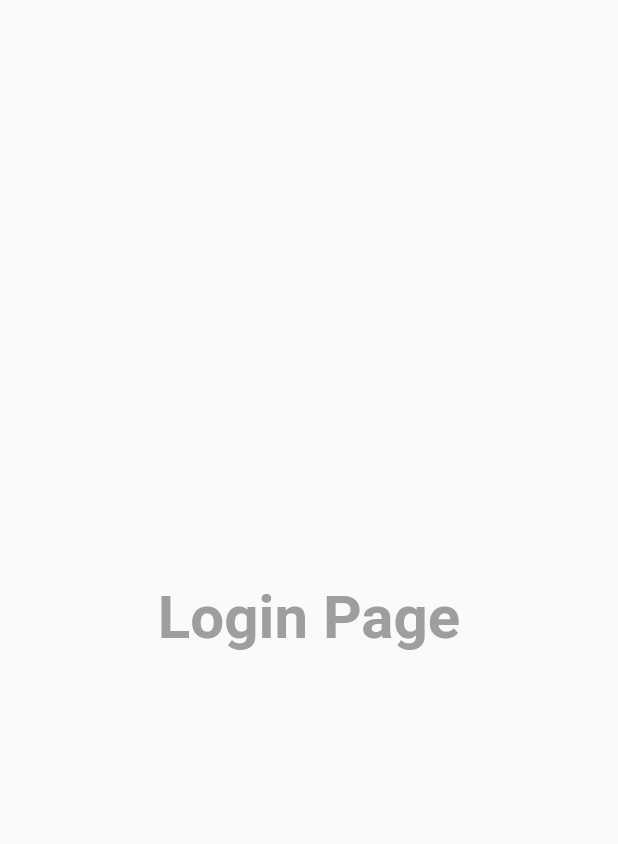
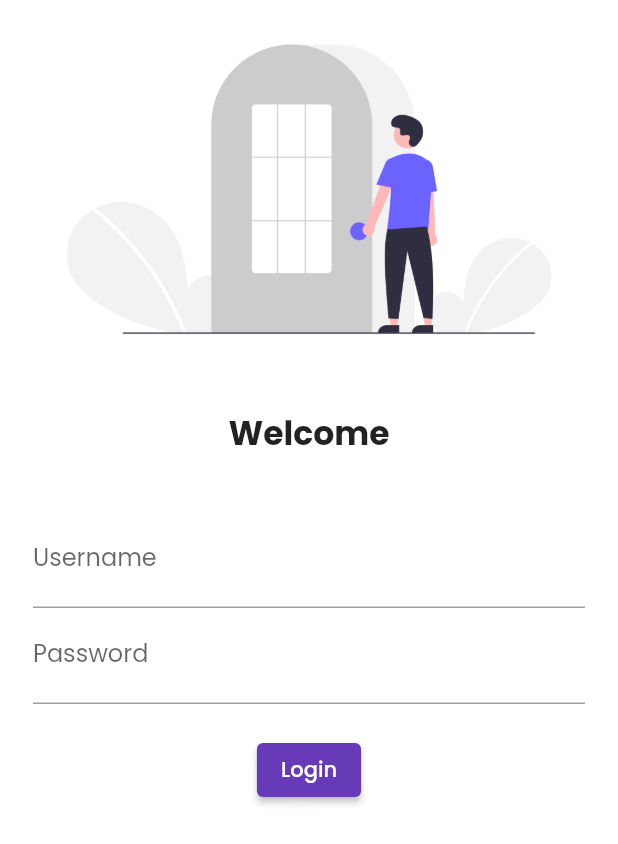
Before and after one commit to nirajanbasnet453/30daysOfFlutterPractise, a Flutter app: the screen it shows after launch, on a phone screen of 412 x 824 dp. Shown: the top 844 px of the screen. Run offline on Flutter 3.47's test engine with Material 2 defaults, Android fonts, the phone set to English and light mode, and no system bars; our stand-ins replace google_fonts.

Commit message:
Day 4 completed

```diff
--- a/lib/main.dart
+++ b/lib/main.dart
@@ -1,6 +1,8 @@
 import 'package:flutter/material.dart';
 import 'package:flutter_catalog/pages/home_page.dart';
 import 'package:flutter_catalog/pages/login_page.dart';
+import 'package:google_fonts/google_fonts.dart';
+import 'package:google_fonts/google_fonts.dart';
 
 void main() {
   runApp(MyApp());
@@ -12,15 +14,19 @@ class MyApp extends StatelessWidget {
     return MaterialApp(
       // home: HomePage(),
       themeMode: ThemeMode.light,
-      theme: ThemeData(primarySwatch: Colors.deepPurple),
+      theme: ThemeData(
+        primarySwatch: Colors.deepPurple,
+        fontFamily: GoogleFonts.poppins().fontFamily,
+        // primaryTextTheme: GoogleFonts.poppinsTextTheme(),
+      ),
       darkTheme: ThemeData(
         brightness: Brightness.dark,
       ),
       // initialRoute: '/home',
       routes: {
-        '/': (context) => const LoginPage(),
+        '/': (context) => LoginPage(),
         '/home': (context) => HomePage(),
-        '/login': (context) => const LoginPage()
+        '/login': (context) => LoginPage()
       },
     );
   }
--- a/lib/pages/login_page.dart
+++ b/lib/pages/login_page.dart
@@ -1,20 +1,53 @@
 import 'package:flutter/material.dart';
 
 class LoginPage extends StatelessWidget {
-  const LoginPage({Key? key}) : super(key: key);
-
   @override
   Widget build(BuildContext context) {
-    return const Material(
-      child: Center(
-        child: Text(
-          'Login Page',
-          style: TextStyle(
-            fontSize: 40,
-            fontWeight: FontWeight.bold,
-            color: Colors.grey,
+    return Material(
+      color: Colors.white,
+      child: Column(
+        children: [
+          Image.asset(
+            'assets/images/login_image.png',
+            fit: BoxFit.scaleDown,
           ),
-        ),
+          SizedBox(height: 20),
+          const Text(
+            'Welcome',
+            style: TextStyle(
+              fontSize: 22,
+              fontWeight: FontWeight.bold,
+            ),
+          ),
+          SizedBox(height: 20),
+          Padding(
+            padding: const EdgeInsets.symmetric(vertical: 16, horizontal: 22),
+            child: Column(
+              children: [
+                TextFormField(
+                  decoration: InputDecoration(
+                    hintText: "Enter username",
+                    labelText: "Username",
+                  ),
+                ),
+                TextFormField(
+                  obscureText: true,
+                  decoration: InputDecoration(
+                    hintText: "Enter password",
+                    labelText: "Password",
+                  ),
+                ),
+                SizedBox(height: 20),
+                ElevatedButton(
+                  child: Text('Login'),
+                  onPressed: () {
+                    print('Hi Nirajan');
+                  },
+                ),
+              ],
+            ),
+          )
+        ],
       ),
     );
   }
--- a/pubspec.yaml
+++ b/pubspec.yaml
@@ -34,6 +34,7 @@ dependencies:
   # The following adds the Cupertino Icons font to your application.
   # Use with the CupertinoIcons class for iOS style icons.
   cupertino_icons: ^1.0.2
+  google_fonts: ^2.1.1
 
 dev_dependencies:
   flutter_test:
@@ -58,8 +59,8 @@ flutter:
   uses-material-design: true
 
   # To add assets to your application, add an assets section, like this:
-  # assets:
-  #   - images/a_dot_burr.jpeg
+  assets:
+    - assets/images/
   #   - images/a_dot_ham.jpeg
 
   # An image asset can refer to one or more resolution-specific "variants", see
```
Also changed, not shown: assets/images/login_image.png (added), pubspec.lock.
